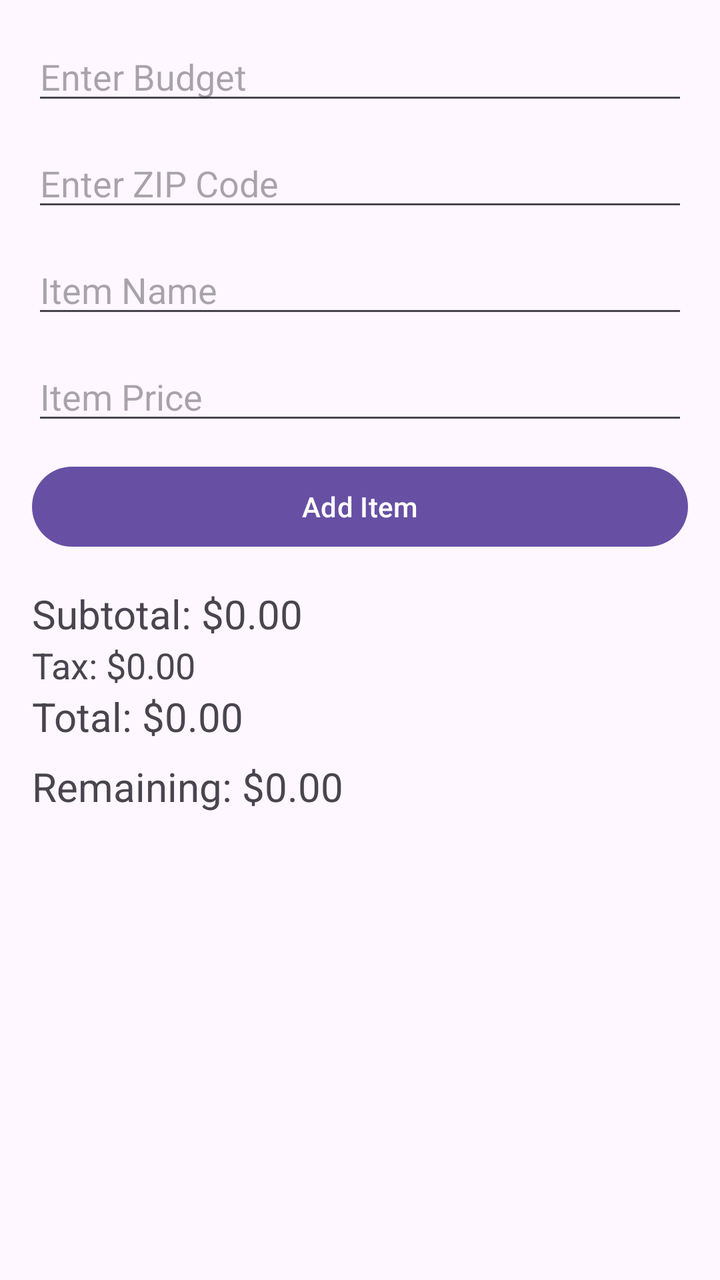
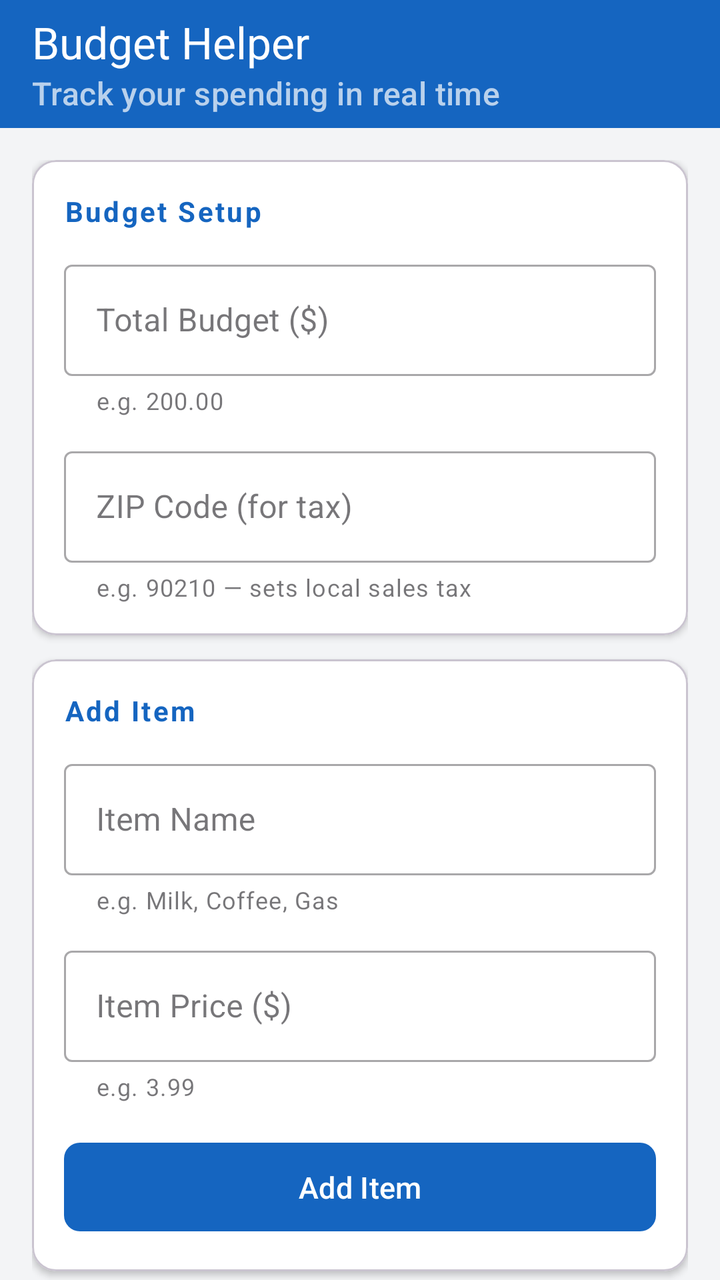

The first picture is an Android layout as it rendered before a commit; the second is the same layout after the commit. The layout source and the unified diff follow.
<!-- AndroidManifest.xml: application theme Theme.BudgetHelper -->
<!-- res/layout/activity_main.xml -->
<?xml version="1.0" encoding="utf-8"?>
<LinearLayout xmlns:android="http://schemas.android.com/apk/res/android"
    xmlns:app="http://schemas.android.com/apk/res-auto"
    android:layout_width="match_parent"
    android:layout_height="match_parent"
    android:orientation="vertical"
    android:padding="16dp">

    <EditText
        android:id="@+id/budgetEditText"
        android:layout_width="match_parent"
        android:layout_height="wrap_content"
        android:hint="@string/enter_budget"
        android:inputType="numberDecimal" />

    <EditText
        android:id="@+id/zipEditText"
        android:layout_width="match_parent"
        android:layout_height="wrap_content"
        android:layout_marginTop="12dp"
        android:hint="Enter ZIP Code"
        android:inputType="number" />

    <EditText
        android:id="@+id/itemNameEditText"
        android:layout_width="match_parent"
        android:layout_height="wrap_content"
        android:layout_marginTop="12dp"
        android:hint="@string/item_name"
        android:inputType="text" />

    <EditText
        android:id="@+id/itemPriceEditText"
        android:layout_width="match_parent"
        android:layout_height="wrap_content"
        android:layout_marginTop="12dp"
        android:hint="@string/item_price"
        android:inputType="numberDecimal" />

    <Button
        android:id="@+id/addButton"
        android:layout_width="match_parent"
        android:layout_height="wrap_content"
        android:layout_marginTop="12dp"
        android:text="@string/add_item" />

    <TextView
        android:id="@+id/subtotalTextView"
        android:layout_width="wrap_content"
        android:layout_height="wrap_content"
        android:layout_marginTop="16dp"
        android:text="@string/subtotal_label"
        android:textSize="20sp" />

    <TextView
        android:id="@+id/taxTextView"
        android:layout_width="wrap_content"
        android:layout_height="wrap_content"
        android:text="Tax: $0.00"
        android:textSize="18sp" />

    <TextView
        android:id="@+id/totalTextView"
        android:layout_width="wrap_content"
        android:layout_height="wrap_content"
        android:text="Total: $0.00"
        android:textSize="20sp" />

    <TextView
        android:id="@+id/remainingTextView"
        android:layout_width="wrap_content"
        android:layout_height="wrap_content"
        android:layout_marginTop="8dp"
        android:text="@string/remaining_label"
        android:textSize="20sp" />

    <androidx.recyclerview.widget.RecyclerView
        android:id="@+id/recyclerView"
        android:layout_width="match_parent"
        android:layout_height="0dp"
        android:layout_marginTop="16dp"
        android:layout_weight="1" />



</LinearLayout>
<!-- resources referenced by this layout -->
<resources>
  <string name="add_item">Add Item</string>
  <string name="enter_budget">Enter Budget</string>
  <string name="item_name">Item Name</string>
  <string name="item_price">Item Price</string>
  <string name="remaining_label">Remaining: $0.00</string>
  <string name="subtotal_label">Subtotal: $0.00</string>
  <style name="Theme.BudgetHelper" parent="Base.Theme.BudgetHelper" />
  <style name="Base.Theme.BudgetHelper" parent="Theme.Material3.DayNight.NoActionBar">
          
          
      </style>
</resources>

<!-- the commit's change to res/layout/activity_main.xml (unified diff, before → after) -->
@@ -4,83 +4,357 @@
     android:layout_width="match_parent"
     android:layout_height="match_parent"
     android:orientation="vertical"
-    android:padding="16dp">
-
-    <EditText
-        android:id="@+id/budgetEditText"
+    android:background="@color/background">
+
+    
+    <com.google.android.material.appbar.MaterialToolbar
         android:layout_width="match_parent"
-        android:layout_height="wrap_content"
-        android:hint="@string/enter_budget"
-        android:inputType="numberDecimal" />
-
-    <EditText
-        android:id="@+id/zipEditText"
-        android:layout_width="match_parent"
-        android:layout_height="wrap_content"
-        android:layout_marginTop="12dp"
-        android:hint="Enter ZIP Code"
-        android:inputType="number" />
-
-    <EditText
-        android:id="@+id/itemNameEditText"
-        android:layout_width="match_parent"
-        android:layout_height="wrap_content"
-        android:layout_marginTop="12dp"
-        android:hint="@string/item_name"
-        android:inputType="text" />
-
-    <EditText
-        android:id="@+id/itemPriceEditText"
-        android:layout_width="match_parent"
-        android:layout_height="wrap_content"
-        android:layout_marginTop="12dp"
-        android:hint="@string/item_price"
-        android:inputType="numberDecimal" />
-
-    <Button
-        android:id="@+id/addButton"
-        android:layout_width="match_parent"
-        android:layout_height="wrap_content"
-        android:layout_marginTop="12dp"
-        android:text="@string/add_item" />
-
-    <TextView
-        android:id="@+id/subtotalTextView"
-        android:layout_width="wrap_content"
-        android:layout_height="wrap_content"
-        android:layout_marginTop="16dp"
-        android:text="@string/subtotal_label"
-        android:textSize="20sp" />
-
-    <TextView
-        android:id="@+id/taxTextView"
-        android:layout_width="wrap_content"
-        android:layout_height="wrap_content"
-        android:text="Tax: $0.00"
-        android:textSize="18sp" />
-
-    <TextView
-        android:id="@+id/totalTextView"
-        android:layout_width="wrap_content"
-        android:layout_height="wrap_content"
-        android:text="Total: $0.00"
-        android:textSize="20sp" />
-
-    <TextView
-        android:id="@+id/remainingTextView"
-        android:layout_width="wrap_content"
-        android:layout_height="wrap_content"
-        android:layout_marginTop="8dp"
-        android:text="@string/remaining_label"
-        android:textSize="20sp" />
-
-    <androidx.recyclerview.widget.RecyclerView
-        android:id="@+id/recyclerView"
+        android:layout_height="?attr/actionBarSize"
+        android:background="@color/colorPrimary"
+        android:elevation="4dp"
+        app:title="@string/app_name"
+        app:titleTextColor="@color/white"
+        app:subtitle="Track your spending in real time"
+        app:subtitleTextColor="#B3FFFFFF" />
+
+    <androidx.core.widget.NestedScrollView
         android:layout_width="match_parent"
         android:layout_height="0dp"
-        android:layout_marginTop="16dp"
-        android:layout_weight="1" />
-
-
+        android:layout_weight="1"
+        android:fillViewport="true">
+
+        <LinearLayout
+            android:layout_width="match_parent"
+            android:layout_height="wrap_content"
+            android:orientation="vertical"
+            android:padding="16dp">
+
+            
+            <com.google.android.material.card.MaterialCardView
+                android:layout_width="match_parent"
+                android:layout_height="wrap_content"
+                android:layout_marginBottom="12dp"
+                app:cardCornerRadius="12dp"
+                app:cardElevation="2dp"
+                app:cardBackgroundColor="@color/surface">
+
+                <LinearLayout
+                    android:layout_width="match_parent"
+                    android:layout_height="wrap_content"
+                    android:orientation="vertical"
+                    android:padding="16dp">
+
+                    <TextView
+                        android:layout_width="wrap_content"
+                        android:layout_height="wrap_content"
+                        android:layout_marginBottom="12dp"
+                        android:text="@string/section_budget_setup"
+                        android:textColor="@color/colorPrimary"
+                        android:textSize="14sp"
+                        android:textStyle="bold"
+                        android:letterSpacing="0.08" />
+
+                    <com.google.android.material.textfield.TextInputLayout
+                        android:layout_width="match_parent"
+                        android:layout_height="wrap_content"
+                        android:layout_marginBottom="12dp"
+                        style="@style/Widget.MaterialComponents.TextInputLayout.OutlinedBox"
+                        android:hint="@string/enter_budget"
+                        app:helperText="@string/hint_budget"
+                        app:prefixText="$">
+
+                        <com.google.android.material.textfield.TextInputEditText
+                            android:id="@+id/budgetEditText"
+                            android:layout_width="match_parent"
+                            android:layout_height="wrap_content"
+                            android:inputType="numberDecimal"
+                            android:imeOptions="actionNext" />
+                    </com.google.android.material.textfield.TextInputLayout>
+
+                    <com.google.android.material.textfield.TextInputLayout
+                        android:layout_width="match_parent"
+                        android:layout_height="wrap_content"
+                        style="@style/Widget.MaterialComponents.TextInputLayout.OutlinedBox"
+                        android:hint="@string/enter_zip"
+                        app:helperText="@string/hint_zip">
+
+                        <com.google.android.material.textfield.TextInputEditText
+                            android:id="@+id/zipEditText"
+                            android:layout_width="match_parent"
+                            android:layout_height="wrap_content"
+                            android:inputType="number"
+                            android:maxLength="5"
+                            android:imeOptions="actionNext" />
+                    </com.google.android.material.textfield.TextInputLayout>
+
+                </LinearLayout>
+            </com.google.android.material.card.MaterialCardView>
+
+            
+            <com.google.android.material.card.MaterialCardView
+                android:layout_width="match_parent"
+                android:layout_height="wrap_content"
+                android:layout_marginBottom="12dp"
+                app:cardCornerRadius="12dp"
+                app:cardElevation="2dp"
+                app:cardBackgroundColor="@color/surface">
+
+                <LinearLayout
+                    android:layout_width="match_parent"
+                    android:layout_height="wrap_content"
+                    android:orientation="vertical"
+                    android:padding="16dp">
+
+                    <TextView
+                        android:layout_width="wrap_content"
+                        android:layout_height="wrap_content"
+                        android:layout_marginBottom="12dp"
+                        android:text="@string/section_add_item"
+                        android:textColor="@color/colorPrimary"
+                        android:textSize="14sp"
+                        android:textStyle="bold"
+                        android:letterSpacing="0.08" />
+
+                    <com.google.android.material.textfield.TextInputLayout
+                        android:layout_width="match_parent"
+                        android:layout_height="wrap_content"
+                        android:layout_marginBottom="12dp"
+                        style="@style/Widget.MaterialComponents.TextInputLayout.OutlinedBox"
+                        android:hint="@string/item_name"
+                        app:helperText="@string/hint_item_name">
+
+                        <com.google.android.material.textfield.TextInputEditText
+                            android:id="@+id/itemNameEditText"
+                            android:layout_width="match_parent"
+                            android:layout_height="wrap_content"
+                            android:inputType="textCapWords"
+                            android:imeOptions="actionNext" />
+                    </com.google.android.material.textfield.TextInputLayout>
+
+                    <com.google.android.material.textfield.TextInputLayout
+                        android:layout_width="match_parent"
+                        android:layout_height="wrap_content"
+                        android:layout_marginBottom="16dp"
+                        style="@style/Widget.MaterialComponents.TextInputLayout.OutlinedBox"
+                        android:hint="@string/item_price"
+                        app:helperText="@string/hint_item_price"
+                        app:prefixText="$">
+
+                        <com.google.android.material.textfield.TextInputEditText
+                            android:id="@+id/itemPriceEditText"
+                            android:layout_width="match_parent"
+                            android:layout_height="wrap_content"
+                            android:inputType="numberDecimal"
+                            android:imeOptions="actionDone" />
+                    </com.google.android.material.textfield.TextInputLayout>
+
+                    <com.google.android.material.button.MaterialButton
+                        android:id="@+id/addButton"
+                        android:layout_width="match_parent"
+                        android:layout_height="wrap_content"
+                        android:text="@string/add_item"
+                        android:textAllCaps="false"
+                        android:textSize="15sp"
+                        android:paddingTop="12dp"
+                        android:paddingBottom="12dp"
+                        app:cornerRadius="8dp" />
+
+                </LinearLayout>
+            </com.google.android.material.card.MaterialCardView>
+
+            
+            <com.google.android.material.card.MaterialCardView
+                android:layout_width="match_parent"
+                android:layout_height="wrap_content"
+                android:layout_marginBottom="12dp"
+                app:cardCornerRadius="12dp"
+                app:cardElevation="2dp"
+                app:cardBackgroundColor="@color/surface">
+
+                <LinearLayout
+                    android:layout_width="match_parent"
+                    android:layout_height="wrap_content"
+                    android:orientation="vertical"
+                    android:padding="16dp">
+
+                    <TextView
+                        android:layout_width="wrap_content"
+                        android:layout_height="wrap_content"
+                        android:layout_marginBottom="12dp"
+                        android:text="@string/section_summary"
+                        android:textColor="@color/colorPrimary"
+                        android:textSize="14sp"
+                        android:textStyle="bold"
+                        android:letterSpacing="0.08" />
+
+                    
+                    <LinearLayout
+                        android:layout_width="match_parent"
+                        android:layout_height="wrap_content"
+                        android:orientation="horizontal"
+                        android:layout_marginBottom="6dp">
+                        <TextView
+                            android:layout_width="0dp"
+                            android:layout_height="wrap_content"
+                            android:layout_weight="1"
+                            android:text="Subtotal"
+                            android:textColor="@color/text_secondary"
+                            android:textSize="15sp" />
+                        <TextView
+                            android:id="@+id/subtotalTextView"
+                            android:layout_width="wrap_content"
+                            android:layout_height="wrap_content"
+                            android:text="$0.00"
+                            android:textColor="@color/text_primary"
+                            android:textSize="15sp" />
+                    </LinearLayout>
+
+                    
+                    <LinearLayout
+                        android:layout_width="match_parent"
+                        android:layout_height="wrap_content"
+                        android:orientation="horizontal"
+                        android:layout_marginBottom="10dp">
+                        <TextView
+                            android:layout_width="0dp"
+                            android:layout_height="wrap_content"
+                            android:layout_weight="1"
+                            android:text="Tax"
+                            android:textColor="@color/text_secondary"
+                            android:textSize="15sp" />
+                        <TextView
+                            android:id="@+id/taxTextView"
+                            android:layout_width="wrap_content"
+                            android:layout_height="wrap_content"
+                            android:text="$0.00"
+                            android:textColor="@color/text_primary"
+                            android:textSize="15sp" />
+                    </LinearLayout>
+
+                    <View
+                        android:layout_width="match_parent"
+                        android:layout_height="1dp"
+                        android:layout_marginBottom="10dp"
+                        android:background="@color/divider" />
+
+                    
+                    <LinearLayout
+                        android:layout_width="match_parent"
+                        android:layout_height="wrap_content"
+                        android:orientation="horizontal"
+                        android:layout_marginBottom="12dp">
+                        <TextView
+                            android:layout_width="0dp"
+                            android:layout_height="wrap_content"
+                            android:layout_weight="1"
+                            android:text="Total"
+                            android:textColor="@color/text_primary"
+                            android:textSize="16sp"
+                            android:textStyle="bold" />
+                        <TextView
+                            android:id="@+id/totalTextView"
+                            android:layout_width="wrap_content"
+                            android:layout_height="wrap_content"
+                            android:text="$0.00"
+                            android:textColor="@color/text_primary"
+                            android:textSize="16sp"
+                            android:textStyle="bold" />
+                    </LinearLayout>
+
+                    
+                    <com.google.android.material.card.MaterialCardView
+                        android:id="@+id/remainingCard"
+                        android:layout_width="match_parent"
+                        android:layout_height="wrap_content"
+                        app:cardCornerRadius="8dp"
+                        app:cardElevation="0dp"
+                        app:cardBackgroundColor="@color/remaining_positive">
+
+                        <LinearLayout
+                            android:layout_width="match_parent"
+                            android:layout_height="wrap_content"
+                            android:orientation="horizontal"
+                            android:padding="12dp">
+                            <TextView
+                                android:layout_width="0dp"
+                                android:layout_height="wrap_content"
+                                android:layout_weight="1"
+                                android:text="Remaining"
+                                android:textColor="@color/white"
+                                android:textSize="15sp"
+                                android:textStyle="bold" />
+                            <TextView
+                                android:id="@+id/remainingTextView"
+                                android:layout_width="wrap_content"
+                                android:layout_height="wrap_content"
+                                android:text="$0.00"
+                                android:textColor="@color/white"
+                                android:textSize="15sp"
+                                android:textStyle="bold" />
+                        </LinearLayout>
+                    </com.google.android.material.card.MaterialCardView>
+
+                </LinearLayout>
+            </com.google.android.material.card.MaterialCardView>
+
+            
+            <com.google.android.material.card.MaterialCardView
+                android:layout_width="match_parent"
+                android:layout_height="wrap_content"
+                app:cardCornerRadius="12dp"
+                app:cardElevation="2dp"
+                app:cardBackgroundColor="@color/surface">
+
+                <LinearLayout
+                    android:layout_width="match_parent"
+                    android:layout_height="wrap_content"
+                    android:orientation="vertical"
+                    android:padding="16dp">
+
+                    
+                    <LinearLayout
+                        android:layout_width="match_parent"
+                        android:layout_height="wrap_content"
+                        android:orientation="horizontal"
+                        android:layout_marginBottom="8dp">
+                        <TextView
+                            android:layout_width="0dp"
+                            android:layout_height="wrap_content"
+                            android:layout_weight="1"
+                            android:text="@string/section_items"
+                            android:textColor="@color/colorPrimary"
+                            android:textSize="14sp"
+                            android:textStyle="bold"
+                            android:letterSpacing="0.08" />
+                        <TextView
+                            android:layout_width="wrap_content"
+                            android:layout_height="wrap_content"
+                            android:text="@string/swipe_hint"
+                            android:textColor="@color/text_secondary"
+                            android:textSize="11sp" />
+                    </LinearLayout>
+
+                    <androidx.recyclerview.widget.RecyclerView
+                        android:id="@+id/recyclerView"
+                        android:layout_width="match_parent"
+                        android:layout_height="wrap_content"
+                        android:nestedScrollingEnabled="false" />
+
+                    <TextView
+                        android:id="@+id/emptyStateText"
+                        android:layout_width="match_parent"
+                        android:layout_height="wrap_content"
+                        android:gravity="center"
+                        android:padding="24dp"
+                        android:text="@string/empty_state"
+                        android:textColor="@color/text_secondary"
+                        android:textSize="14sp"
+                        android:visibility="visible" />
+
+                </LinearLayout>
+            </com.google.android.material.card.MaterialCardView>
+
+        </LinearLayout>
+    </androidx.core.widget.NestedScrollView>
 
 </LinearLayout>
<!-- resource entries referenced after the edit -->
@@ -1,15 +1,36 @@
 <!-- resources referenced by this layout -->
 <resources>
+  <color name="background">#F3F4F6</color>
+  <color name="colorPrimary">#1565C0</color>
+  <color name="divider">#E5E7EB</color>
+  <color name="remaining_positive">#2E7D32</color>
+  <color name="surface">#FFFFFF</color>
+  <color name="text_primary">#1C1B1F</color>
+  <color name="text_secondary">#6B7280</color>
+  <color name="white">#FFFFFFFF</color>
   <string name="add_item">Add Item</string>
-  <string name="enter_budget">Enter Budget</string>
+  <string name="app_name">Budget Helper</string>
+  <string name="empty_state">No items yet.\nEnter your budget above and start adding items.</string>
+  <string name="enter_budget">Total Budget ($)</string>
+  <string name="enter_zip">ZIP Code (for tax)</string>
+  <string name="hint_budget">e.g. 200.00</string>
+  <string name="hint_item_name">e.g. Milk, Coffee, Gas</string>
+  <string name="hint_item_price">e.g. 3.99</string>
+  <string name="hint_zip">e.g. 90210 — sets local sales tax</string>
   <string name="item_name">Item Name</string>
-  <string name="item_price">Item Price</string>
-  <string name="remaining_label">Remaining: $0.00</string>
-  <string name="subtotal_label">Subtotal: $0.00</string>
+  <string name="item_price">Item Price ($)</string>
+  <string name="section_add_item">Add Item</string>
+  <string name="section_budget_setup">Budget Setup</string>
+  <string name="section_items">Your Items</string>
+  <string name="section_summary">Summary</string>
+  <string name="swipe_hint">← Swipe left to remove</string>
   <style name="Theme.BudgetHelper" parent="Base.Theme.BudgetHelper" />
   <style name="Base.Theme.BudgetHelper" parent="Theme.Material3.DayNight.NoActionBar">
-          
-          
+          <item name="colorPrimary">@color/colorPrimary</item>
+          <item name="colorPrimaryVariant">@color/colorPrimaryDark</item>
+          <item name="colorOnPrimary">@color/white</item>
+          <item name="android:windowBackground">@color/background</item>
       </style>
+  <color name="colorPrimaryDark">#0D47A1</color>
 </resources>
 
